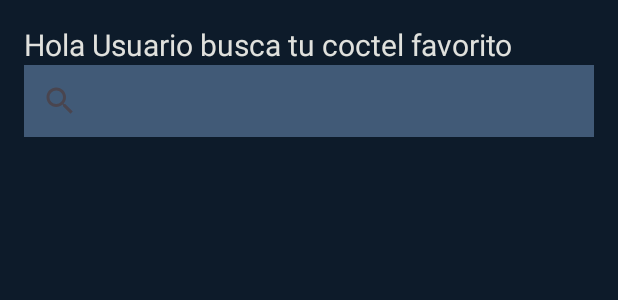
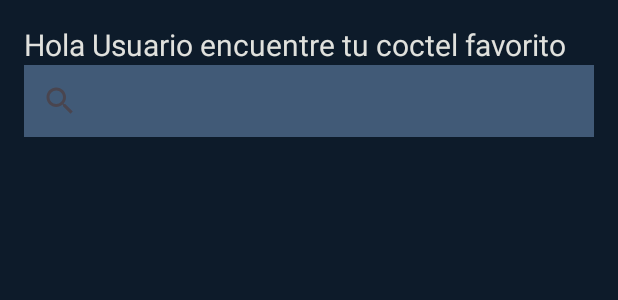
Before and after one commit to LuisLimaJLS/CocktailApp, an Android app: the layout activity_cocktail_list.xml on its own in the app's theme, with its tools: preview values and no code run, on a phone screen of 412 x 824 dp. Shown: the top 300 px of the screen. Run offline under Robolectric (Android 15) with nearby library versions, the phone set to English and light mode, and no system bars; network calls fail.

Commit message:
Cambios en los mensajes

```diff
--- a/app/src/main/res/layout/activity_cocktail_list.xml
+++ b/app/src/main/res/layout/activity_cocktail_list.xml
@@ -25,7 +25,7 @@
             android:layout_height="wrap_content"
             android:textColor="@color/text_color"
             android:textSize="20sp"
-            tools:text="Hola Usuario busca tu coctel favorito"
+            tools:text="Hola Usuario encuentre tu coctel favorito"
             app:layout_constraintBottom_toBottomOf="parent"
             app:layout_constraintEnd_toEndOf="parent"
             app:layout_constraintStart_toStartOf="parent"
```
